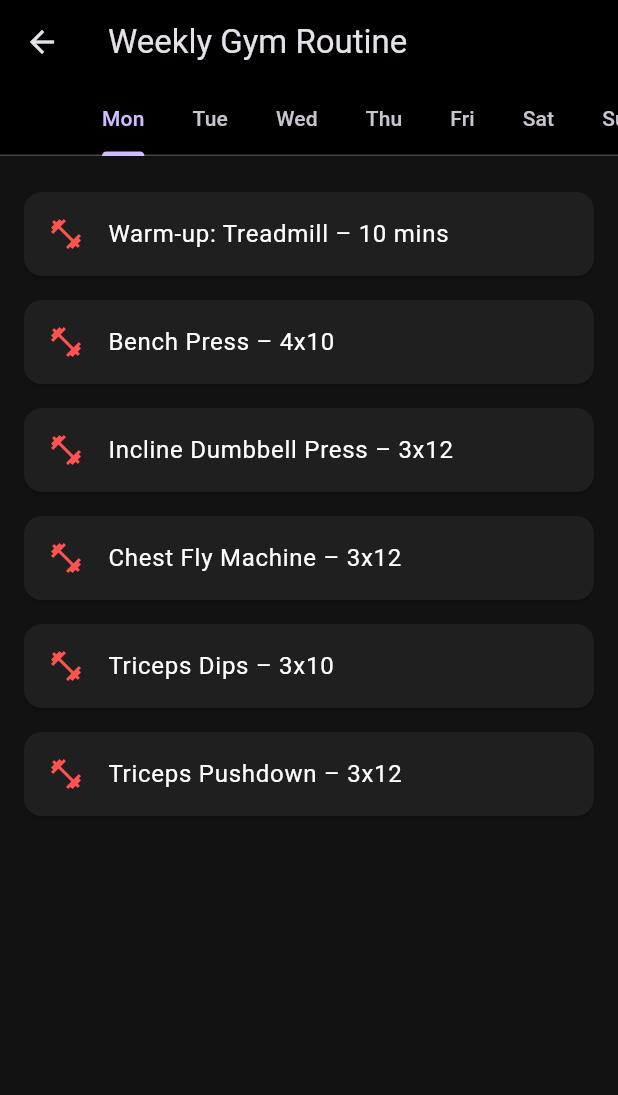
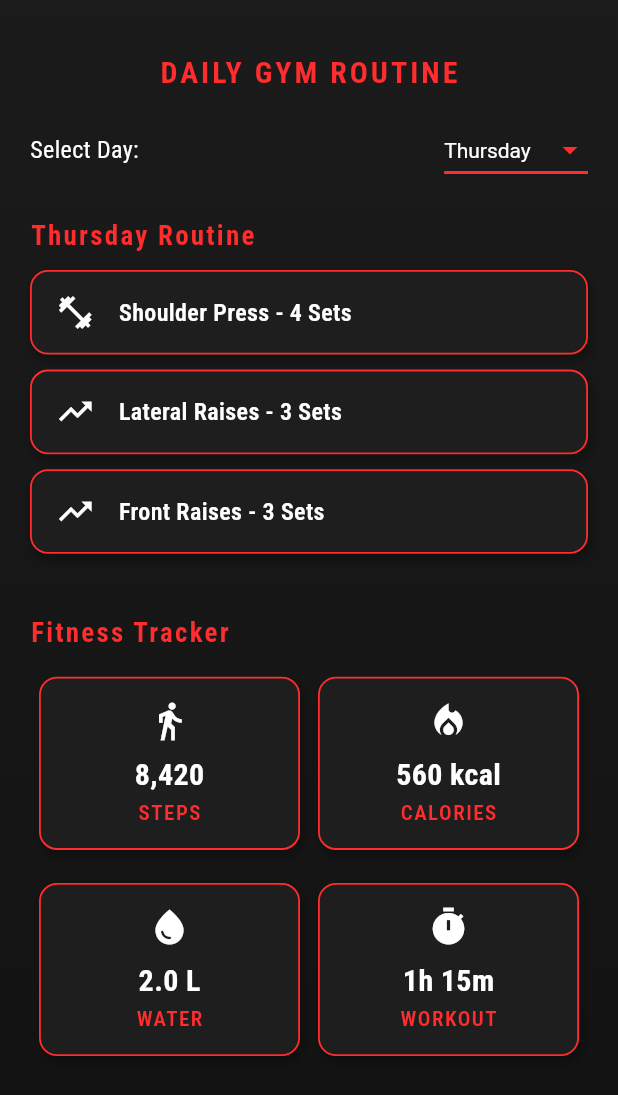
Before and after one commit to Acenathaniel22/FitnessTracker, a Flutter app: the screen it shows after launch, after a tap on "START", on a phone screen of 412 x 824 dp. Shown: the top 1095 px of the screen. Run offline on Flutter 3.47's test engine with Material 3 defaults, Android fonts, the phone set to English and light mode, and no system bars; our stand-ins replace google_fonts.

Commit message:
not functional

```diff
--- a/fit_tracker/lib/main.dart
+++ b/fit_tracker/lib/main.dart
@@ -1,71 +1,246 @@
-import 'dart:async';
 import 'package:flutter/material.dart';
+import 'package:google_fonts/google_fonts.dart';
 
-void main() => runApp(const GymRoutineApp());
+void main() {
+  runApp(const GymDashboardApp());
+}
 
-class GymRoutineApp extends StatelessWidget {
-  const GymRoutineApp({super.key});
+class GymDashboardApp extends StatelessWidget {
+  const GymDashboardApp({super.key});
 
   @override
   Widget build(BuildContext context) {
     return MaterialApp(
+      title: 'Gym Routine Dashboard',
       debugShowCheckedModeBanner: false,
       theme: ThemeData.dark().copyWith(
-        scaffoldBackgroundColor: const Color(0xFF121212),
-        primaryColor: Colors.redAccent,
-        textTheme: const TextTheme(
-          bodyLarge: TextStyle(color: Colors.white),
-          bodyMedium: TextStyle(color: Colors.white70),
+        textTheme: GoogleFonts.robotoCondensedTextTheme(
+          ThemeData.dark().textTheme,
+        ),
+        appBarTheme: const AppBarTheme(
+          backgroundColor: Colors.black,
+          elevation: 0,
+        ),
+        colorScheme: const ColorScheme.dark().copyWith(
+          primary: Color(0xFFFF2D2D),
         ),
       ),
-      home: const HomePage(),
+      home: const GymDashboard(),
     );
   }
 }
 
-class HomePage extends StatelessWidget {
-  const HomePage({super.key});
+class GymDashboard extends StatefulWidget {
+  const GymDashboard({super.key});
+
+  @override
+  State<GymDashboard> createState() => _GymDashboardState();
+}
+
+class _GymDashboardState extends State<GymDashboard> {
+  bool started = false;
+  String selectedDay = _getTodayName();
+
+  static String _getTodayName() {
+    final now = DateTime.now().weekday;
+    return [
+      'Monday', 'Tuesday', 'Wednesday', 'Thursday', 'Friday', 'Saturday', 'Sunday'
+    ][now - 1];
+  }
+
+  final Map<String, List<Map<String, dynamic>>> weeklyRoutine = const {
+    'Monday': [
+      {'label': "Warm-up: 10 min treadmill", 'icon': Icons.directions_run},
+      {'label': "Bench Press - 4 Sets", 'icon': Icons.fitness_center},
+      {'label': "Tricep Pushdowns - 3 Sets", 'icon': Icons.cable},
+    ],
+    'Tuesday': [
+      {'label': "Pull-ups - 3 Sets", 'icon': Icons.fitness_center},
+      {'label': "Deadlifts - 4 Sets", 'icon': Icons.sports_kabaddi},
+      {'label': "Barbell Rows - 3 Sets", 'icon': Icons.cable},
+    ],
+    'Wednesday': [
+      {'label': "Squats - 4 Sets", 'icon': Icons.directions_run},
+      {'label': "Lunges - 3 Sets", 'icon': Icons.directions_walk},
+      {'label': "Leg Curls - 3 Sets", 'icon': Icons.fitness_center},
+    ],
+    'Thursday': [
+      {'label': "Shoulder Press - 4 Sets", 'icon': Icons.fitness_center},
+      {'label': "Lateral Raises - 3 Sets", 'icon': Icons.trending_up},
+      {'label': "Front Raises - 3 Sets", 'icon': Icons.trending_up},
+    ],
+    'Friday': [
+      {'label': "Chest Fly - 4 Sets", 'icon': Icons.sports_mma},
+      {'label': "Pushups - 3 Sets", 'icon': Icons.accessibility},
+      {'label': "Tricep Dips - 3 Sets", 'icon': Icons.accessibility},
+    ],
+    'Saturday': [
+      {'label': "Cardio: 20 min", 'icon': Icons.directions_run},
+      {'label': "Abs Workout - 3 Sets", 'icon': Icons.fitness_center},
+      {'label': "Planks - 3 Sets", 'icon': Icons.accessibility},
+    ],
+    'Sunday': [
+      {'label': "Rest & Recovery", 'icon': Icons.spa},
+      {'label': "Stretching", 'icon': Icons.self_improvement},
+      {'label': "Sauna", 'icon': Icons.hot_tub},
+    ],
+  };
 
   @override
   Widget build(BuildContext context) {
+    final routine = weeklyRoutine[selectedDay] ?? [];
+
     return Scaffold(
-      backgroundColor: const Color(0xFF121212),
-      body: Center(
-        child: Padding(
-          padding: const EdgeInsets.all(32.0),
+      body: Container(
+        width: double.infinity,
+        height: double.infinity,
+        decoration: const BoxDecoration(
+          gradient: LinearGradient(
+            colors: [Color(0xFF1B1B1B), Color(0xFF121212)],
+            begin: Alignment.topCenter,
+            end: Alignment.bottomCenter,
+          ),
+        ),
+        child: started
+            ? ListView(
+          padding: const EdgeInsets.all(20),
+          children: [
+            AppBar(
+              title: Text(
+                'DAILY GYM ROUTINE',
+                style: GoogleFonts.robotoCondensed(
+                  color: const Color(0xFFFF2D2D),
+                  fontSize: 20,
+                  fontWeight: FontWeight.bold,
+                  letterSpacing: 2,
+                ),
+              ),
+              centerTitle: true,
+              backgroundColor: Colors.transparent,
+              elevation: 0,
+            ),
+            Row(
+              mainAxisAlignment: MainAxisAlignment.spaceBetween,
+              children: [
+                Text(
+                  "Select Day:",
+                  style: GoogleFonts.robotoCondensed(
+                    fontSize: 16,
+                    color: Colors.white,
+                  ),
+                ),
+                DropdownButton<String>(
+                  dropdownColor: const Color(0xFF2D2D2D),
+                  value: selectedDay,
+                  iconEnabledColor: const Color(0xFFFF2D2D),
+                  style: const TextStyle(color: Colors.white),
+                  underline: Container(
+                    height: 2,
+                    color: const Color(0xFFFF2D2D),
+                  ),
+                  items: weeklyRoutine.keys.map((day) {
+                    return DropdownMenuItem<String>(
+                      value: day,
+                      child: Text(day, style: const TextStyle(color: Colors.white)),
+                    );
+                  }).toList(),
+                  onChanged: (String? newDay) {
+                    setState(() {
+                      selectedDay = newDay!;
+                    });
+                  },
+                ),
+              ],
+            ),
+            const SizedBox(height: 20),
+            Text(
+              "$selectedDay Routine",
+              style: GoogleFonts.robotoCondensed(
+                fontSize: 18,
+                fontWeight: FontWeight.bold,
+                color: const Color(0xFFFF2D2D),
+                letterSpacing: 1.5,
+              ),
+            ),
+            const SizedBox(height: 10),
+            ...routine.map((exercise) {
+              return RoutineTile(
+                label: exercise['label'],
+                icon: exercise['icon'],
+              );
+            }),
+            const SizedBox(height: 30),
+            Text(
+              "Fitness Tracker",
+              style: GoogleFonts.robotoCondensed(
+                fontSize: 18,
+                fontWeight: FontWeight.bold,
+                color: const Color(0xFFFF2D2D),
+                letterSpacing: 1.5,
+              ),
+            ),
+            const SizedBox(height: 10),
+            Row(
+              children: const [
+                FitnessStatCard(label: "Steps", value: "8,420", icon: Icons.directions_walk),
+                FitnessStatCard(label: "Calories", value: "560 kcal", icon: Icons.local_fire_department),
+              ],
+            ),
+            const SizedBox(height: 10),
+            Row(
+              children: const [
+                FitnessStatCard(label: "Water", value: "2.0 L", icon: Icons.water_drop),
+                FitnessStatCard(label: "Workout", value: "1h 15m", icon: Icons.timer),
+              ],
+            ),
+          ],
+        )
+            : Center(
           child: Column(
             mainAxisAlignment: MainAxisAlignment.center,
             children: [
-              const Icon(Icons.fitness_center, size: 100, color: Colors.redAccent),
+              Icon(Icons.fitness_center, color: Colors.redAccent, size: 100),
               const SizedBox(height: 20),
-              const Text(
-                "Welcome to RedFit Gym Routine",
-                textAlign: TextAlign.center,
-                style: TextStyle(
-                  fontSize: 24,
-                  fontWeight: FontWeight.bold,
+              Text(
+                "Ready to Crush It?",
+                style: GoogleFonts.bebasNeue(
+                  fontSize: 36,
                   color: Colors.white,
                   letterSpacing: 1.5,
+                ),
+              ),
+              const SizedBox(height: 10),
+              Text(
+                "Your daily gym plan awaits.",
+                style: GoogleFonts.robotoCondensed(
+                  fontSize: 16,
+                  color: Colors.grey[400],
                 ),
               ),
               const SizedBox(height: 40),
               ElevatedButton(
                 onPressed: () {
-                  Navigator.push(
-                    context,
-                    MaterialPageRoute(builder: (context) => const GymRoutineHome()),
-                  );
+                  setState(() {
+                    started = true;
+                  });
                 },
                 style: ElevatedButton.styleFrom(
                   backgroundColor: Colors.redAccent,
-                  padding: const EdgeInsets.symmetric(horizontal: 32, vertical: 16),
+                  padding: const EdgeInsets.symmetric(horizontal: 40, vertical: 18),
                   shape: RoundedRectangleBorder(
-                    borderRadius: BorderRadius.circular(12),
+                    borderRadius: BorderRadius.circular(16),
                   ),
+                  elevation: 10,
+                  shadowColor: Colors.redAccent.withOpacity(0.5),
                 ),
                 child: const Text(
                   "START",
-                  style: TextStyle(fontSize: 18, letterSpacing: 2, fontWeight: FontWeight.bold),
+                  style: TextStyle(
+                    fontSize: 22,
+                    letterSpacing: 2,
+                    fontWeight: FontWeight.bold,
+                    color: Colors.white,
+                  ),
                 ),
               ),
             ],
@@ -76,281 +251,103 @@ class HomePage extends StatelessWidget {
   }
 }
 
-class GymRoutineHome extends StatelessWidget {
-  const GymRoutineHome({super.key});
+class RoutineTile extends StatelessWidget {
+  final String label;
+  final IconData icon;
 
-  final List<String> days = const ['Mon', 'Tue', 'Wed', 'Thu', 'Fri', 'Sat', 'Sun'];
+  const RoutineTile({super.key, required this.label, required this.icon});
 
   @override
   Widget build(BuildContext context) {
-    return DefaultTabController(
-      length: days.length,
-      child: Scaffold(
-        appBar: AppBar(
-          title: const Text('Weekly Gym Routine'),
-          backgroundColor: Colors.black,
-          bottom: TabBar(
-            isScrollable: true,
-            tabs: days.map((day) => Tab(text: day)).toList(),
+    return Container(
+      margin: const EdgeInsets.only(bottom: 10),
+      padding: const EdgeInsets.symmetric(horizontal: 16, vertical: 14),
+      decoration: BoxDecoration(
+        color: const Color(0xFF1E1E1E),
+        borderRadius: BorderRadius.circular(12),
+        border: Border.all(color: const Color(0xFFFF2D2D), width: 1.2),
+        boxShadow: [
+          BoxShadow(
+            color: Colors.black.withOpacity(0.3),
+            blurRadius: 6,
+            offset: const Offset(2, 4),
           ),
+        ],
+      ),
+      child: Row(
+        children: [
+          Icon(icon, color: Colors.white, size: 26),
+          const SizedBox(width: 16),
+          Expanded(
+            child: Text(
+              label,
+              style: GoogleFonts.robotoCondensed(
+                fontSize: 16,
+                fontWeight: FontWeight.w600,
+                color: Colors.white,
+              ),
+            ),
+          ),
+        ],
+      ),
+    );
+  }
+}
+
+class FitnessStatCard extends StatelessWidget {
+  final String label;
+  final String value;
+  final IconData icon;
+
+  const FitnessStatCard({
+    super.key,
+    required this.label,
+    required this.value,
+    required this.icon,
+  });
+
+  @override
+  Widget build(BuildContext context) {
+    return Expanded(
+      child: Container(
+        margin: const EdgeInsets.all(6),
+        padding: const EdgeInsets.all(14),
+        decoration: BoxDecoration(
+          color: const Color(0xFF1E1E1E),
+          borderRadius: BorderRadius.circular(12),
+          border: Border.all(color: const Color(0xFFFF2D2D), width: 1.2),
+          boxShadow: [
+            BoxShadow(
+              color: Colors.black.withOpacity(0.3),
+              blurRadius: 6,
+              offset: const Offset(2, 4),
+            ),
+          ],
         ),
-        body: TabBarView(
+        child: Column(
           children: [
-            RoutineCardList(routine: mondayRoutine),
-            RoutineCardList(routine: tuesdayRoutine),
-            RoutineCardList(routine: wednesdayRoutine),
-            RoutineCardList(routine: thursdayRoutine),
-            RoutineCardList(routine: fridayRoutine),
-            RoutineCardList(routine: saturdayRoutine),
-            RoutineCardList(routine: sundayRoutine, allowTimer: false),
+            Icon(icon, color: Colors.white, size: 28),
+            const SizedBox(height: 8),
+            Text(
+              value,
+              style: GoogleFonts.robotoCondensed(
+                color: Colors.white,
+                fontSize: 20,
+                fontWeight: FontWeight.bold,
+              ),
+            ),
+            Text(
+              label.toUpperCase(),
+              style: GoogleFonts.robotoCondensed(
+                color: const Color(0xFFFF2D2D),
+                fontSize: 14,
+                fontWeight: FontWeight.w600,
+                letterSpacing: 1,
+              ),
+            ),
           ],
         ),
       ),
     );
   }
 }
-
-class RoutineCardList extends StatelessWidget {
-  final List<String> routine;
-  final bool allowTimer;
-  const RoutineCardList({super.key, required this.routine, this.allowTimer = true});
-
-  @override
-  Widget build(BuildContext context) {
-    return ListView.builder(
-      padding: const EdgeInsets.all(16),
-      itemCount: routine.length,
-      itemBuilder: (context, index) {
-        return Card(
-          color: const Color(0xFF1F1F1F),
-          shape: RoundedRectangleBorder(
-            borderRadius: BorderRadius.circular(12),
-          ),
-          margin: const EdgeInsets.symmetric(vertical: 8),
-          child: ListTile(
-            title: Text(
-              routine[index],
-              style: const TextStyle(color: Colors.white),
-            ),
-            leading: const Icon(Icons.fitness_center, color: Colors.redAccent),
-            onTap: () async {
-              if (!allowTimer) {
-                ScaffoldMessenger.of(context).showSnackBar(
-                  const SnackBar(
-                    content: Text("🧘 It's a rest day! No timer needed."),
-                    backgroundColor: Colors.blueGrey,
-                  ),
-                );
-                return;
-              }
-              final duration = await showDialog<int>(
-                context: context,
-                builder: (context) {
-                  int selectedSeconds = 30;
-                  return AlertDialog(
-                    backgroundColor: const Color(0xFF1F1F1F),
-                    title: const Text("⏱️ Set Timer", style: TextStyle(color: Colors.redAccent)),
-                    content: Column(
-                      mainAxisSize: MainAxisSize.min,
-                      children: [
-                        const Text("Enter duration in seconds:", style: TextStyle(color: Colors.white)),
-                        const SizedBox(height: 10),
-                        StatefulBuilder(
-                          builder: (context, setState) {
-                            return Row(
-                              children: [
-                                Expanded(
-                                  child: Slider(
-                                    value: selectedSeconds.toDouble(),
-                                    min: 10,
-                                    max: 180,
-                                    divisions: 17,
-                                    label: "$selectedSeconds sec",
-                                    activeColor: Colors.redAccent,
-                                    onChanged: (val) => setState(() => selectedSeconds = val.toInt()),
-                                  ),
-                                ),
-                              ],
-                            );
-                          },
-                        ),
-                      ],
-                    ),
-                    actions: [
-                      TextButton(
-                        onPressed: () => Navigator.of(context).pop(selectedSeconds),
-                        child: const Text("Start", style: TextStyle(color: Colors.redAccent)),
-                      ),
-                    ],
-                  );
-                },
-              );
-              if (duration != null) {
-                Navigator.push(
-                  context,
-                  MaterialPageRoute(
-                    builder: (context) => RoutineDetailPage(
-                      exercise: routine[index],
-                      durationSeconds: duration,
-                    ),
-                  ),
-                );
-              }
-            },
-          ),
-        );
-      },
-    );
-  }
-}
-
-class RoutineDetailPage extends StatefulWidget {
-  final String exercise;
-  final int durationSeconds;
-  const RoutineDetailPage({super.key, required this.exercise, required this.durationSeconds});
-
-  @override
-  State<RoutineDetailPage> createState() => _RoutineDetailPageState();
-}
-
-class _RoutineDetailPageState extends State<RoutineDetailPage> {
-  late int _remainingSeconds;
-  Timer? _timer;
-  bool _completed = false;
-
-  @override
-  void initState() {
-    super.initState();
-    _remainingSeconds = widget.durationSeconds;
-    _startTimer();
-  }
-
-  @override
-  void dispose() {
-    _timer?.cancel();
-    super.dispose();
-  }
-
-  void _startTimer() {
-    _timer = Timer.periodic(const Duration(seconds: 1), (timer) {
-      if (_remainingSeconds > 0) {
-        setState(() {
-          _remainingSeconds--;
-        });
-      } else {
-        timer.cancel();
-        setState(() {
-          _completed = true;
-        });
-        ScaffoldMessenger.of(context).showSnackBar(
-          const SnackBar(
-            content: Text("✅ Time's up! Great job!"),
-            backgroundColor: Colors.green,
-          ),
-        );
-      }
-    });
-  }
-
-  @override
-  Widget build(BuildContext context) {
-    final minutes = _remainingSeconds ~/ 60;
-    final seconds = _remainingSeconds % 60;
-    final timeLeft = "$minutes:${seconds.toString().padLeft(2, '0')}";
-
-    return Scaffold(
-      appBar: AppBar(
-        title: const Text("🏋️ Exercise Timer"),
-        backgroundColor: Colors.black,
-      ),
-      backgroundColor: const Color(0xFF121212),
-      body: Center(
-        child: Padding(
-          padding: const EdgeInsets.all(24),
-          child: Column(
-            mainAxisAlignment: MainAxisAlignment.center,
-            children: [
-              _completed
-                  ? const Icon(Icons.check_circle, size: 100, color: Colors.green)
-                  : const Icon(Icons.timer, size: 100, color: Colors.redAccent),
-              const SizedBox(height: 20),
-              Text(
-                widget.exercise,
-                textAlign: TextAlign.center,
-                style: const TextStyle(
-                  fontSize: 22,
-                  fontWeight: FontWeight.bold,
-                  color: Colors.white,
-                  letterSpacing: 1.2,
-                ),
-              ),
-              const SizedBox(height: 30),
-              Text(
-                _completed ? "✅ Completed!" : "⏱️ Time Left: $timeLeft",
-                style: const TextStyle(color: Colors.white, fontSize: 28, fontWeight: FontWeight.bold),
-              ),
-            ],
-          ),
-        ),
-      ),
-    );
-  }
-}
-
-const mondayRoutine = [
-  "Warm-up: Treadmill – 10 mins",
-  "Bench Press – 4x10",
-  "Incline Dumbbell Press – 3x12",
-  "Chest Fly Machine – 3x12",
-  "Triceps Dips – 3x10",
-  "Triceps Pushdown – 3x12",
-];
-
-const tuesdayRoutine = [
-  "Warm-up: Rowing – 10 mins",
-  "Lat Pulldown – 4x10",
-  "Seated Row – 3x10",
-  "Dumbbell Bicep Curls – 3x12",
-  "Hammer Curls – 3x10",
-  "Face Pulls – 3x15",
-];
-
-const wednesdayRoutine = [
-  "Warm-up: Leg Swings & Squats",
-  "Barbell Squats – 4x8",
-  "Leg Press – 3x12",
-  "Romanian Deadlift – 3x10",
-  "Calf Raises – 3x15",
-  "Planks – 3 sets (1 min)",
-  "Leg Raises – 3x15",
-];
-
-const thursdayRoutine = [
-  "Active Recovery / Cardio",
-  "Walk 30 mins or Cycle 20 mins",
-  "Stretch or Yoga",
-  "Foam Roll",
-];
-
-const fridayRoutine = [
-  "Warm-up: Arm Circles",
-  "Overhead Press – 4x8",
-  "Lateral Raises – 3x12",
-  "Front Raises – 3x12",
-  "Shrugs – 3x15",
-  "Russian Twists – 3x20",
-  "Hanging Leg Raises – 3x10",
-];
-
-const saturdayRoutine = [
-  "Warm-up: Jump Rope",
-  "Deadlifts – 4x6",
-  "Pull-ups – 3xMax",
-  "Dumbbell Thrusters – 3x12",
-  "Pushups – 3xFailure",
-  "Mountain Climbers – 3x30 sec",
-];
-
-const sundayRoutine = [
-  "Rest Day / Light Recovery",
-];
--- a/fit_tracker/pubspec.yaml
+++ b/fit_tracker/pubspec.yaml
@@ -11,7 +11,8 @@ dependencies:
   flutter:
     sdk: flutter
   cupertino_icons: ^1.0.8
-  percent_indicator: ^4.2.2   # ✅ Add this package
+  percent_indicator: ^4.2.2
+  google_fonts: ^6.1.0
 
 dev_dependencies:
   flutter_test:
@@ -21,7 +22,6 @@ dev_dependencies:
 flutter:
   uses-material-design: true
 
-
   # If you plan to use custom assets or fonts later, uncomment and add them here:
   # assets:
   #   - assets/
```
Also changed, not shown: fit_tracker/pubspec.lock, 1 other file.
